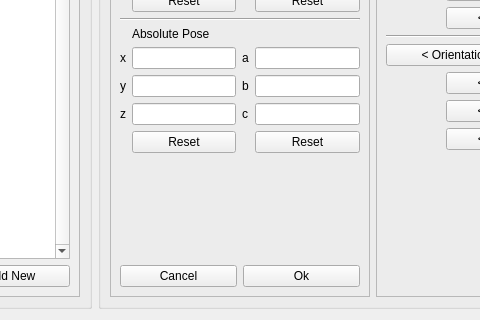
Before: the Qt Designer form frame_editor/src/frame_editor/FrameEditorGUI.ui in ipa320/rqt_frame_editor_plugin, drawn with Qt 5; both pictures show x 205 to 685 and y 257 to 577 of the 1040 by 577 pixel window.
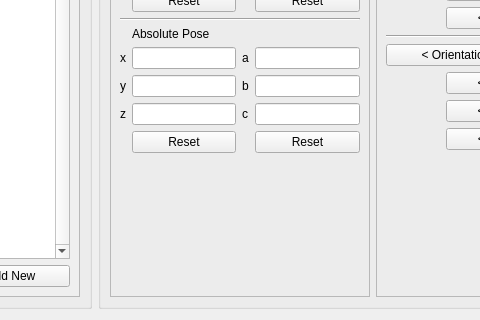
After: the same form once the commit is applied. Icons and pictures are not drawn.

Commit message: frame editor: reset buttons

Diff of the .ui file:
```diff
--- a/frame_editor/src/frame_editor/FrameEditorGUI.ui
+++ b/frame_editor/src/frame_editor/FrameEditorGUI.ui
@@ -412,34 +412,6 @@
              </property>
             </spacer>
            </item>
-           <item>
-            <layout class="QHBoxLayout" name="horizontalLayout_4">
-             <item>
-              <widget class="QPushButton" name="btn_edit_cancel">
-               <property name="text">
-                <string>Cancel</string>
-               </property>
-               <property name="icon">
-                <iconset theme="dialog-error">
-                 <normaloff/>
-                </iconset>
-               </property>
-              </widget>
-             </item>
-             <item>
-              <widget class="QPushButton" name="btn_edit_ok">
-               <property name="text">
-                <string>Ok</string>
-               </property>
-               <property name="icon">
-                <iconset theme="dialog-apply">
-                 <normaloff/>
-                </iconset>
-               </property>
-              </widget>
-             </item>
-            </layout>
-           </item>
           </layout>
          </widget>
         </item>
```
The commit also changes 1 other file.
